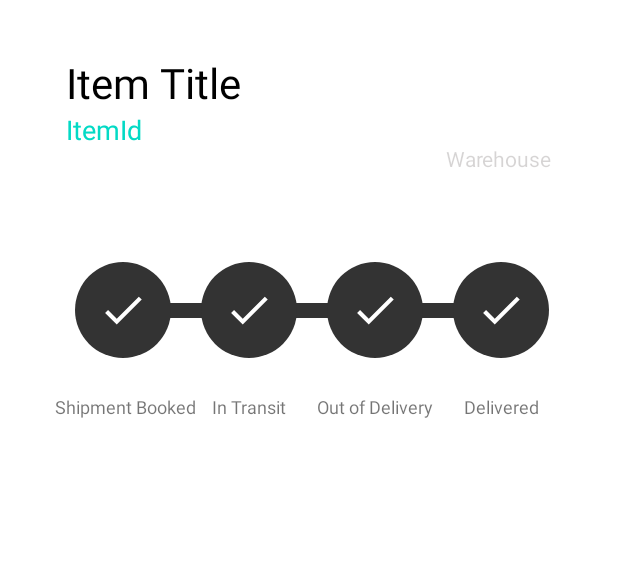
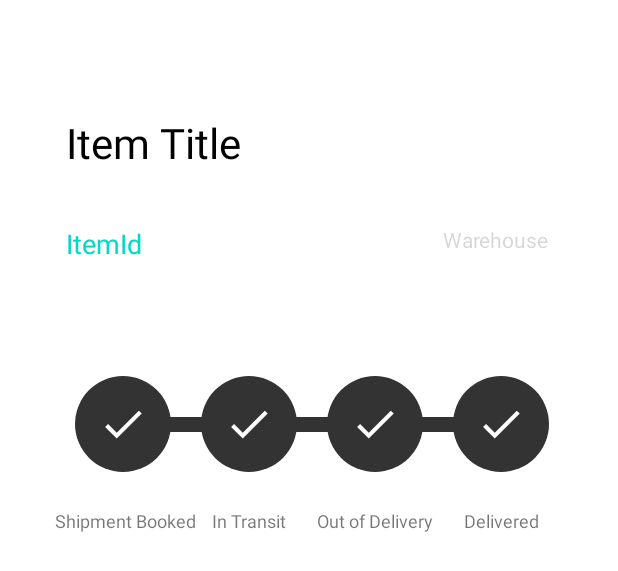
Before and after one commit to MingYeu/Mobile-Assignment, an Android app: the layout activity_track_detail.xml on its own in the app's theme, with its tools: preview values and no code run, on a phone screen of 412 x 824 dp. Shown: the top 571 px of the screen. Run offline under Robolectric (Android 15) with nearby library versions, the phone set to English and light mode, and no system bars.

Commit message:
Jy - version 4A - detailTrack updated.

```diff
--- a/app/src/main/res/layout/activity_track_detail.xml
+++ b/app/src/main/res/layout/activity_track_detail.xml
@@ -10,7 +10,7 @@
         android:id="@+id/item_title"
         android:layout_width="wrap_content"
         android:layout_height="wrap_content"
-        android:layout_marginTop="36dp"
+        android:layout_marginTop="76dp"
         android:text="@string/title"
         android:textColor="@color/black"
         android:textSize="28sp"
@@ -23,6 +23,7 @@
         android:id="@+id/item_id"
         android:layout_width="wrap_content"
         android:layout_height="wrap_content"
+        android:layout_marginTop="36dp"
         android:text="@string/detail_item_id"
         android:textColor="@color/teal_200"
         android:textSize="18sp"
@@ -35,13 +36,16 @@
         android:id="@+id/detail_warehouse"
         android:layout_width="wrap_content"
         android:layout_height="wrap_content"
-        android:layout_marginTop="96dp"
+        android:layout_marginTop="152dp"
+        android:layout_marginBottom="81dp"
         android:text="@string/detail_warehouse"
         android:textColor="#31291D1D"
-        app:layout_constraintEnd_toEndOf="parent"
-        app:layout_constraintHorizontal_bias="0.851"
-        app:layout_constraintStart_toStartOf="@+id/item_id"
-        app:layout_constraintTop_toTopOf="parent" />
+        app:layout_constraintBottom_toTopOf="@+id/circle_4"
+        app:layout_constraintEnd_toEndOf="@+id/circle_4"
+        app:layout_constraintHorizontal_bias="1.0"
+        app:layout_constraintStart_toEndOf="@+id/item_id"
+        app:layout_constraintTop_toTopOf="parent"
+        app:layout_constraintVertical_bias="1.0" />
 
     <ImageView
         android:id="@+id/line_1"
@@ -115,11 +119,11 @@
         android:layout_width="64dp"
         android:layout_height="64dp"
         android:layout_margin="20dp"
+        android:background="@drawable/cerclebackgroundgrey"
+        android:padding="15dp"
         app:layout_constraintBottom_toBottomOf="@+id/circle_3"
         app:layout_constraintStart_toEndOf="@+id/circle_3"
         app:layout_constraintTop_toTopOf="@+id/circle_3"
-        android:padding="15dp"
-        android:background="@drawable/cerclebackgroundgrey"
         app:srcCompat="@drawable/ic_baseline_check_24" />
 
     <TextView
```
